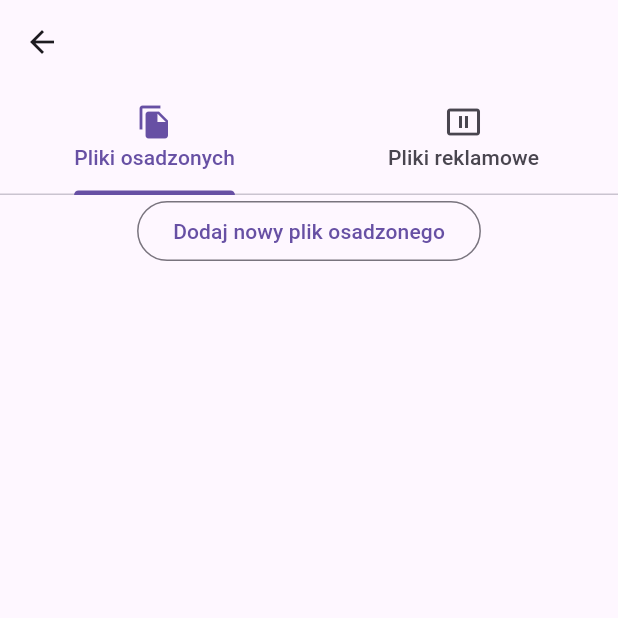
After one commit to Cersin/prototype_rfid_scanner, a Flutter app: the screen it shows after launch, in the side drawer, after a tap on "Przejdź do ustawień", on a phone screen of 412 x 824 dp, the top half of it. The commit adds this screen. Run offline on Flutter 3.47's test engine with Material 3 defaults, Android fonts, the phone set to English and light mode, and no system bars; our stand-ins replace carousel_slider, fluttertoast, image_picker; missing offline and left inert: flutter_barcode_listener, flutter_lock_task.

Commit message:
feat: settings screen

```diff
--- /dev/null
+++ b/lib/screens/settings_screen.dart
@@ -0,0 +1,199 @@
+import 'dart:io';
+import 'package:flutter/material.dart';
+import 'package:fluttertoast/fluttertoast.dart';
+import 'package:image_picker/image_picker.dart';
+import 'package:path_provider/path_provider.dart';
+
+class SettingsScreen extends StatefulWidget {
+  const SettingsScreen({super.key});
+
+  @override
+  State<SettingsScreen> createState() => _SettingsScreenState();
+}
+
+class _SettingsScreenState extends State<SettingsScreen> {
+  Future<List<FileSystemEntity>> _getAds() async {
+    final Directory directory = await getApplicationDocumentsDirectory();
+    final List<FileSystemEntity> list =
+        Directory('${directory.path}/ads').listSync();
+    return list;
+  }
+
+  Future<List<FileSystemEntity>> _getFiles() async {
+    final Directory directory = await getApplicationDocumentsDirectory();
+    final List<FileSystemEntity> list = Directory(directory.path).listSync();
+    return list;
+  }
+
+  Future<void> _deleteFile(
+      {FileSystemEntity? fileEntity, bool ads = true}) async {
+    if (fileEntity == null) return;
+    try {
+      await fileEntity.delete();
+      if (ads) {
+        setState(() {
+          _getAds();
+        });
+      } else {
+        setState(() {
+          _getFiles();
+        });
+      }
+    } catch (e) {
+      Fluttertoast.showToast(
+          msg: 'Wystąpił błąd',
+          toastLength: Toast.LENGTH_LONG,
+          gravity: ToastGravity.BOTTOM,
+          timeInSecForIosWeb: 1,
+          backgroundColor: Colors.red,
+          textColor: Colors.white,
+          fontSize: 16.0);
+    }
+  }
+
+  Future<void> _saveAd() async {
+    final XFile? image =
+        await ImagePicker().pickImage(source: ImageSource.gallery);
+    if (image == null) return;
+
+    final Directory directory = await getApplicationDocumentsDirectory();
+    final Directory appDocDirFolder = Directory('${directory.path}/ads/');
+    if (!await appDocDirFolder.exists()) {
+      await appDocDirFolder.create(recursive: true);
+    }
+    // File(image.path).copy('${directory.path}/ads/${image.name}');
+    await File(image.path).copy('${directory.path}/ads/${image.name}');
+
+    setState(() {
+      _getAds();
+    });
+  }
+
+  Future<void> _saveImage() async {
+    final XFile? image =
+        await ImagePicker().pickImage(source: ImageSource.gallery);
+    if (image == null) return;
+
+    // final Directory duplicateFilePath =
+    //     await getApplicationDocumentsDirectory();
+
+    final Directory directory = await getApplicationDocumentsDirectory();
+    final Directory appDocDirFolder = Directory('${directory.path}/');
+    if (!await appDocDirFolder.exists()) {
+      await appDocDirFolder.create(recursive: true);
+    }
+
+    File(image.path).copy('${directory.path}/${image.name}');
+
+    setState(() {
+      _getFiles();
+    });
+  }
+
+  @override
+  Widget build(BuildContext context) {
+    return DefaultTabController(
+      length: 2,
+      child: Scaffold(
+        appBar: AppBar(
+          bottom: const TabBar(tabs: [
+            Tab(
+              icon: Icon(Icons.file_copy),
+              text: 'Pliki osadzonych',
+            ),
+            Tab(
+              icon: Icon(Icons.pause_presentation),
+              text: 'Pliki reklamowe',
+            ),
+          ]),
+        ),
+        body: TabBarView(
+          children: [
+            FutureBuilder(
+                future: _getFiles(),
+                builder: (BuildContext context,
+                    AsyncSnapshot<List<FileSystemEntity>?> snapshot) {
+                  if (snapshot.data == null) {
+                    return OutlinedButton(
+                        onPressed: _saveImage,
+                        child: const Text('Dodaj nowy plik osadzonego'));
+                  }
+
+                  final snapshotImages = snapshot.data!
+                      .where((item) =>
+                          item.path.endsWith('.png') ||
+                          item.path.endsWith('jpg') ||
+                          item.path.endsWith('jpeg'))
+                      .toList();
+                  return snapshotImages.isEmpty
+                      ? Column(
+                          children: [
+                            OutlinedButton(
+                                onPressed: _saveImage,
+                                child:
+                                    const Text('Dodaj nowy plik osadzonego')),
+                          ],
+                        )
+                      : Column(children: [
+                          OutlinedButton(
+                              onPressed: _saveImage,
+                              child: const Text('Dodaj nowy plik osadzonego')),
+                          Expanded(
+                            child: ListView.separated(
+                              separatorBuilder: (context, index) =>
+                                  const Divider(color: Colors.grey),
+                              itemCount: snapshotImages.length,
+                              itemBuilder: (context, index) => ListTile(
+                                title: Text(
+                                    snapshotImages[index].path.split('/').last),
+                                trailing: IconButton(
+                                  onPressed: () => _deleteFile(
+                                      fileEntity: snapshotImages[index],
+                                      ads: false),
+                                  icon: const Icon(Icons.delete),
+                                  color: Colors.red,
+                                ),
+                              ),
+                            ),
+                          ),
+                        ]);
+                }),
+            FutureBuilder(
+                future: _getAds(),
+                builder: (BuildContext context,
+                    AsyncSnapshot<List<FileSystemEntity>?> snapshot) {
+                  return Column(
+                    children: [
+                      OutlinedButton(
+                          onPressed: _saveAd,
+                          child: const Text('Dodaj nowy plik reklamowy')),
+                      snapshot.data == null || snapshot.data!.isEmpty
+                          ? Container()
+                          : Expanded(
+                              child: ListView.separated(
+                                separatorBuilder: (context, index) =>
+                                    const Divider(color: Colors.grey),
+                                itemCount: snapshot.data!.length,
+                                itemBuilder: (context, index) => ListTile(
+                                  title: Text(snapshot.data![index].path
+                                      .split('/')
+                                      .last),
+                                  trailing: IconButton(
+                                    onPressed: () => _deleteFile(
+                                        fileEntity: snapshot.data![index],
+                                        ads: true),
+                                    icon: const Icon(Icons.delete),
+                                    color: Colors.red,
+                                  ),
+                                ),
+                              ),
+                            ),
+                    ],
+                  );
+                }),
+          ],
+        ),
+      ),
+    );
+  }
+}
--- a/lib/widgets/main_drawer.dart
+++ b/lib/widgets/main_drawer.dart
@@ -1,49 +1,14 @@
-import 'dart:io';
-
 import 'package:flutter/material.dart';
-import 'package:image_picker/image_picker.dart';
-import 'package:path_provider/path_provider.dart';
+import 'package:telegrosik/screens/settings_screen.dart';
 
 class MainDrawer extends StatelessWidget {
   const MainDrawer({super.key, required this.callback});
 
   final VoidCallback callback;
 
-  Future<void> _saveImage() async {
-    final XFile? image =
-        await ImagePicker().pickImage(source: ImageSource.gallery);
-    if (image == null) return;
-
-    // final Directory duplicateFilePath =
-    //     await getApplicationDocumentsDirectory();
-
-    final Directory directory = await getApplicationDocumentsDirectory();
-    final Directory appDocDirFolder = Directory('${directory.path}/');
-    if (!await appDocDirFolder.exists()) {
-      await appDocDirFolder.create(recursive: true);
-    }
-
-    File(image.path).copy('${directory.path}/${image.name}');
-
-    callback();
-  }
-
-  Future<void> _saveAd() async {
-    final XFile? image =
-        await ImagePicker().pickImage(source: ImageSource.gallery);
-    if (image == null) return;
-
-    // final Directory duplicateFilePath =
-    //     await getApplicationDocumentsDirectory();
-
-    final Directory directory = await getApplicationDocumentsDirectory();
-    final Directory appDocDirFolder = Directory('${directory.path}/ads/');
-    if (!await appDocDirFolder.exists()) {
-      await appDocDirFolder.create(recursive: true);
-    }
-    // File(image.path).copy('${directory.path}/ads/${image.name}');
-    await File(image.path).copy('${directory.path}/ads/${image.name}');
-
+  Future<void> _goToSettings(ctx) async {
+    await Navigator.of(ctx)
+        .push(MaterialPageRoute(builder: (ctx) => const SettingsScreen()));
     callback();
   }
 
@@ -61,13 +26,8 @@ class MainDrawer extends StatelessWidget {
             child: Text('Telegrosik'),
           ),
           ListTile(
-            title: const Text('Wrzuć plik'),
-            onTap: _saveImage,
-          ),
-          ListTile(
-            title: const Text('Wrzuć plik reklamowy'),
-            onTap: _saveAd,
-          ),
+              title: const Text('Przejdź do ustawień'),
+              onTap: () => _goToSettings(context)),
         ],
       ),
     );
```
